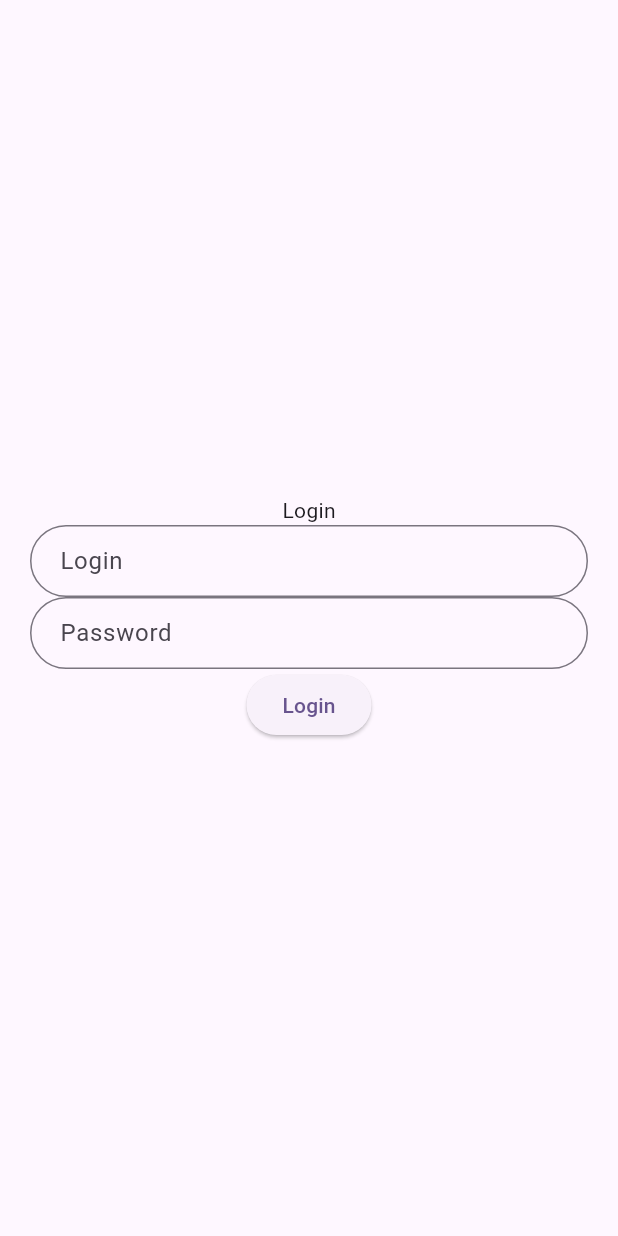
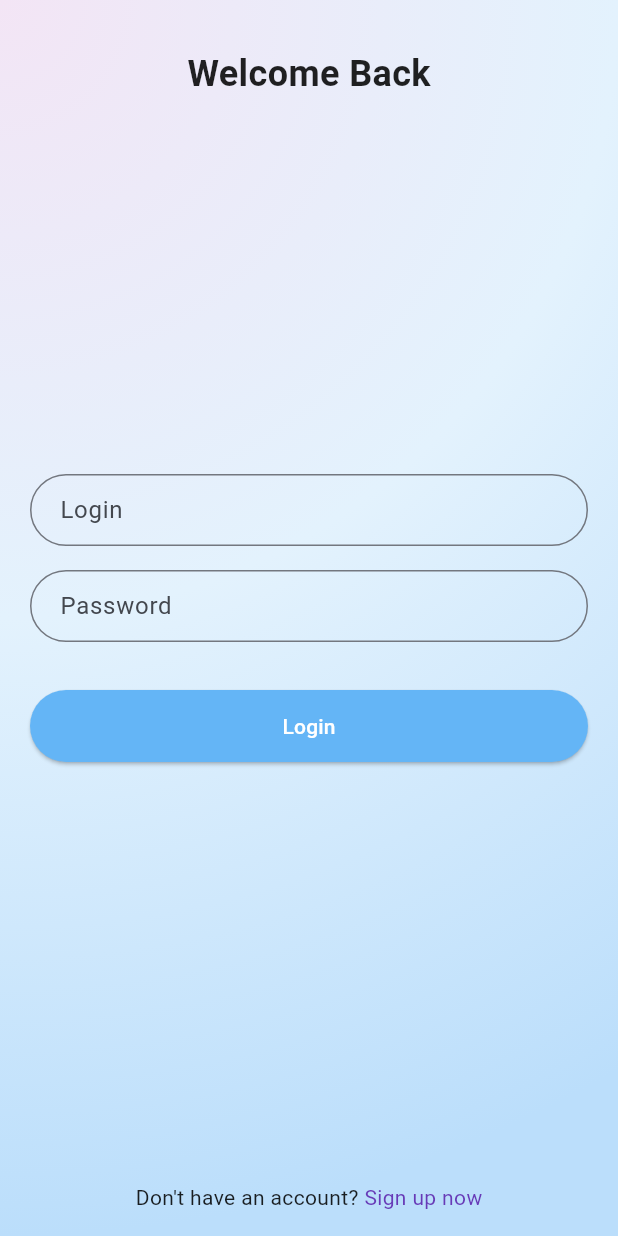
Before and after one commit to LucaSoftDev/weather_app, a Flutter app: the screen it shows after launch, on a phone screen of 412 x 824 dp. Run offline on Flutter 3.47's test engine with Material 3 defaults, Android fonts, the phone set to English and light mode, and no system bars.

Commit message:
adjusting theme and login screen

```diff
--- a/lib/main.dart
+++ b/lib/main.dart
@@ -11,23 +11,65 @@
   // This widget is the root of your application.
   @override
   Widget build(BuildContext context) {
-    return MaterialApp(
+    return Container(
+      decoration: BoxDecoration(
+        gradient: RadialGradient(
+          center: Alignment.topLeft,
+          radius: 2,
+          colors: [Colors.purple[50]!, Colors.blue[50]!, Colors.blue[100]!],
+        ),
+      ),
+      child: MaterialApp(
           title: 'Flutter Demo',
           theme: ThemeData(
-        colorScheme: ColorScheme.fromSeed(seedColor: Colors.deepPurple),
+            colorScheme: ColorScheme.fromSeed(seedColor: Colors.blue),
             useMaterial3: true,
             inputDecorationTheme: InputDecorationTheme(
-          contentPadding: EdgeInsets.symmetric(vertical: 12.0, horizontal: 16.0),
-          border: OutlineInputBorder(borderRadius: BorderRadius.circular(32.0)),
+              contentPadding:
+                  const EdgeInsets.symmetric(vertical: 12.0, horizontal: 16.0),
+              border:
+                  OutlineInputBorder(borderRadius: BorderRadius.circular(32.0)),
               focusedBorder: OutlineInputBorder(
-            borderSide: BorderSide(color: Colors.deepPurple, width: 2.0),
+                borderSide: BorderSide(color: Colors.purple[200]!, width: 2.0),
+                borderRadius: BorderRadius.circular(32.0),
+              ),
+            ),
+            elevatedButtonTheme: ElevatedButtonThemeData(
+              style: ButtonStyle(
+                fixedSize: MaterialStateProperty.all(
+                  const Size(double.infinity, 48.0),
+                ),
+                foregroundColor: MaterialStateProperty.all(Colors.white),
+                backgroundColor: MaterialStateProperty.all(Colors.blue[300]),
+                shape: MaterialStateProperty.all(
+                  RoundedRectangleBorder(
                     borderRadius: BorderRadius.circular(32.0),
                   ),
                 ),
               ),
+            ),
+            scaffoldBackgroundColor: Colors.transparent,
+            textTheme: const TextTheme(
+              bodyLarge: TextStyle(color: Colors.black87),
+              bodyMedium: TextStyle(color: Colors.black87),
+              bodySmall: TextStyle(color: Colors.black87),
+              displayLarge: TextStyle(color: Colors.black87),
+              displayMedium: TextStyle(color: Colors.black87),
+              displaySmall: TextStyle(color: Colors.black87),
+              headlineLarge: TextStyle(color: Colors.black87),
+              headlineMedium: TextStyle(color: Colors.black87),
+              headlineSmall: TextStyle(color: Colors.black87),
+              titleLarge: TextStyle(color: Colors.black87),
+              titleMedium: TextStyle(color: Colors.black87),
+              titleSmall: TextStyle(color: Colors.black87),
+              labelLarge: TextStyle(color: Colors.black87),
+              labelMedium: TextStyle(color: Colors.black87),
+              labelSmall: TextStyle(color: Colors.black87),
+            ),
+          ),
           home: const LoginView(),
           debugShowCheckedModeBanner: false,
-
+          themeMode: ThemeMode.dark),
     );
   }
 }
--- a/lib/views/login_view.dart
+++ b/lib/views/login_view.dart
@@ -1,3 +1,4 @@
+import 'package:flutter/gestures.dart';
 import 'package:flutter/material.dart';
 
 class LoginView extends StatefulWidget {
@@ -11,34 +12,75 @@ class _LoginViewState extends State<LoginView> {
   @override
   Widget build(BuildContext context) {
     return Scaffold(
-      body: Center(
+      body: Stack(
+        children: [
+          const Positioned(
+              left: 0,
+              right: 0,
+              top: 32,
+              child: Center(
+                  child: Text('Welcome Back',
+                      style: TextStyle(
+                          fontSize: 24, fontWeight: FontWeight.bold)))),
+          Center(
             child: Padding(
               padding: const EdgeInsets.symmetric(horizontal: 20),
               child: Column(
                 mainAxisAlignment: MainAxisAlignment.center,
                 children: [
-              const Text('Login'),
                   const TextField(
                     decoration: InputDecoration(
                       hintText: 'Login',
                     ),
                   ),
-
+                  const SizedBox(height: 16),
                   const TextField(
                     decoration: InputDecoration(
                       hintText: 'Password',
                     ),
                   ),
-              ElevatedButton(
-                onPressed: () {
-
-                },
+                  const SizedBox(height: 32),
+                  Row(
+                    mainAxisAlignment: MainAxisAlignment.end,
+                    children: [
+                      Expanded(
+                        child: ElevatedButton(
+                          onPressed: () {},
                           child: const Text('Login'),
+                        ),
+                      ),
+                    ],
                   ),
                 ],
               ),
             ),
           ),
+          Positioned(
+            left: 0,
+            right: 0,
+            bottom: 16,
+            child: Center(
+              child: RichText(
+                text: TextSpan(
+                  text: 'Don\'t have an account? ',
+                  // get style from theme
+                  style: Theme.of(context).textTheme.bodyMedium,
+                  children: [
+                    TextSpan(
+                      text: 'Sign up now',
+                      style: TextStyle(color: Colors.deepPurple),
+                      recognizer: TapGestureRecognizer()
+                        ..onTap = () {
+                          print('Sign up now');
+                        },
+                    ),
+                  ],
+                ),
+              ),
+            ),
+          )
+        ],
+      ),
     );
   }
 }
```
Lines whose indentation alone changed are shown as unchanged.
